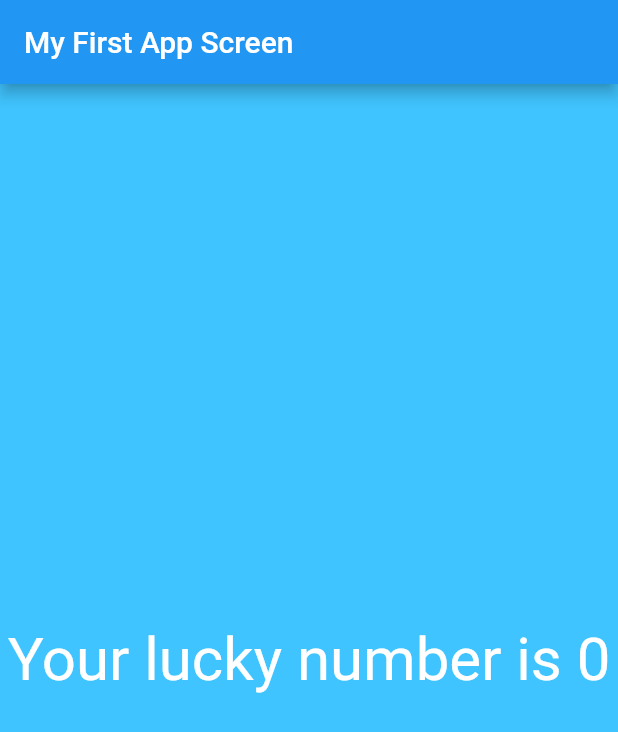
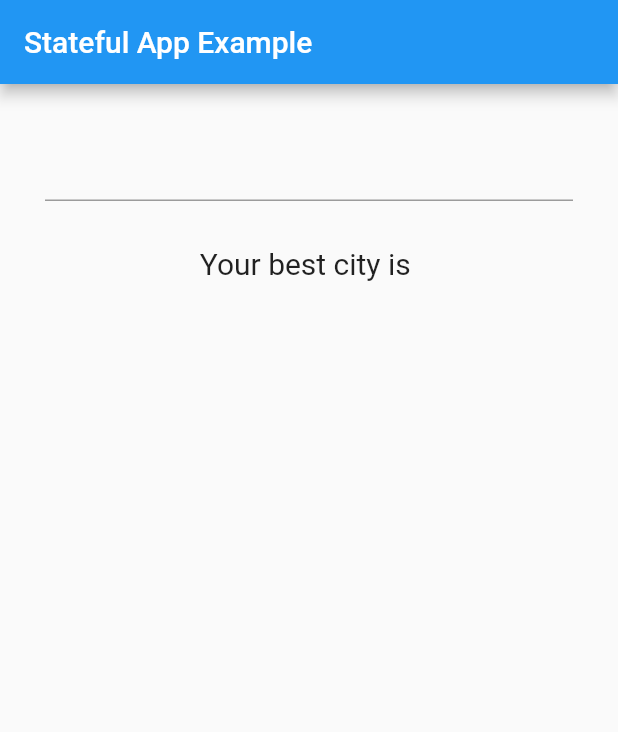
Before and after one commit to Ezlan97/basic_flutter, a Flutter app: the screen it shows after launch, on a phone screen of 412 x 824 dp. Shown: the top 732 px of the screen. Run offline on Flutter 3.47's test engine with Material 2 defaults, Android fonts, the phone set to English and light mode, and no system bars.

Commit message:
Feat | stateful widget example

```diff
--- a/lib/app_screens/main_screen.dart
+++ /dev/null
@@ -1,26 +0,0 @@
-import 'dart:math';
-import 'package:flutter/material.dart';
-
-class MainScreen extends StatelessWidget {
-  @override
-  Widget build(BuildContext context) {
-    // TODO: implement build
-    return Material(
-              color: Colors.lightBlueAccent,
-              child: Center(
-              child: Text(
-              generateLuckyNumber(),
-              textDirection: TextDirection.ltr,
-              style: TextStyle(color: Colors.white, fontSize: 40.0),
-            ),
-          )
-        );
-  }
-
-  String generateLuckyNumber() {
-    var random = Random();
-    int luckyNumber = random.nextInt(10);
-
-    return "Your lucky number is $luckyNumber";
-  }
-}
--- a/lib/main.dart
+++ b/lib/main.dart
@@ -1,19 +1,59 @@
 import 'package:flutter/material.dart';
-import './app_screens/main_screen.dart';
 
-void main() => runApp(new MyFlutterApp());
+void main() {
+  runApp(
+    MaterialApp(
+      debugShowCheckedModeBanner: false,
+      title: 'Stateful App Example',
+      home: FavoriteCity(),
+    )
+  );
+}
 
-class MyFlutterApp extends StatelessWidget {
+class FavoriteCity extends StatefulWidget {
+  @override
+  State<StatefulWidget> createState() {
+    // TODO: implement createState
+    return _FavoriteCityState();
+  }
+}
 
-    @override
-    Widget build(BuildContext context) {
-      return MaterialApp(
-        debugShowCheckedModeBanner: false,
-        title: "My Flutter App",
-        home: Scaffold(
-            appBar: AppBar(title: Text("My First App Screen"),),
-            body: MainScreen()
-      )
+class _FavoriteCityState extends State<FavoriteCity> {
+
+  String nameCity = '';
+
+  @override
+  Widget build(BuildContext context) {
+
+    debugPrint("Favorite City Widget Is Created! ");
+
+    // TODO: implement build
+    return Scaffold(
+      appBar: AppBar(
+        title: Text('Stateful App Example'),
+      ),
+      body: Container(
+        margin: EdgeInsets.all(30.0),
+        child: Column(
+          children: <Widget>[
+            TextField(
+              onSubmitted: (String userInput) {
+                setState(() {
+                  debugPrint("Set state is called, this tell the framework ro redraw the favcity widget");
+                  nameCity = userInput;
+                });
+              },
+            ),
+            Padding (
+              padding: EdgeInsets.all(30.0),
+              child: Text(
+                'Your best city is $nameCity',
+                style: TextStyle(fontSize: 20.0),
+              )
+            )
+          ],
+        ),
+      ),
     );
   }
 }
```
